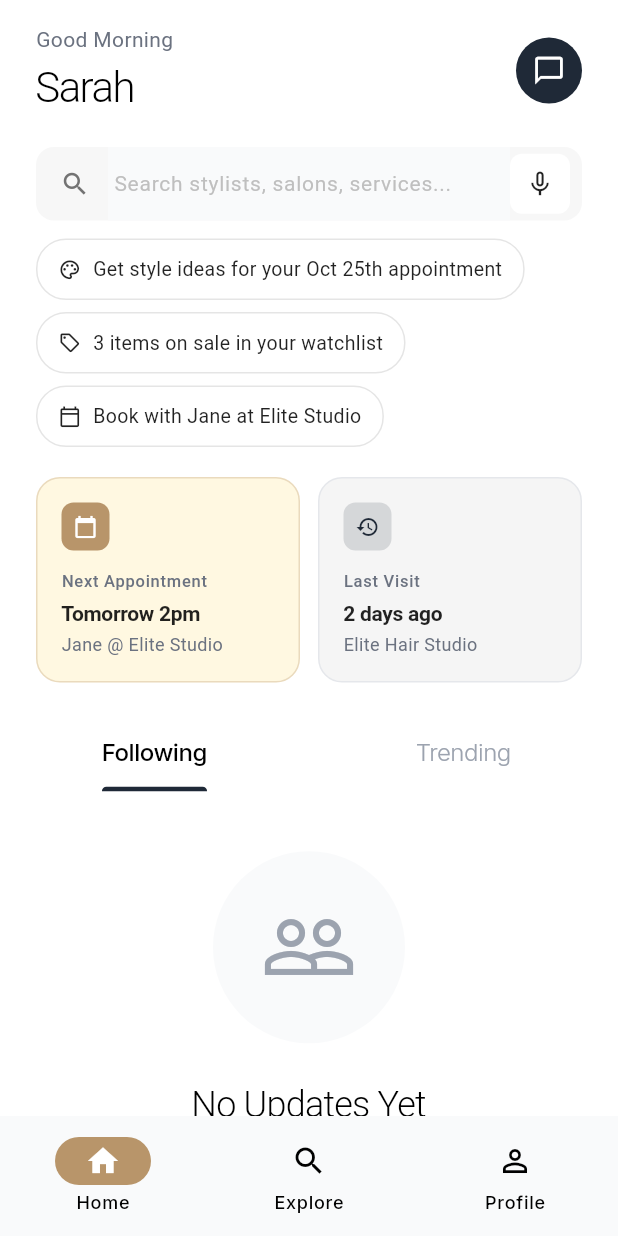
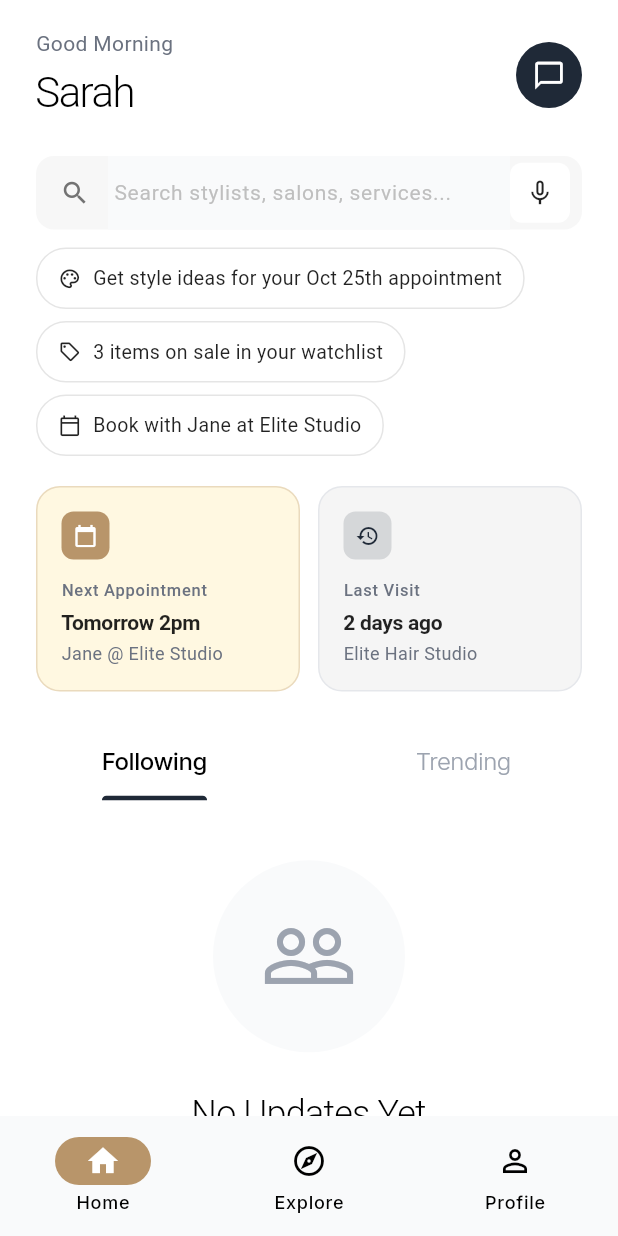
Before and after one commit to qunexadmin/Zelus, a Flutter app: the HomeScreen screen opened by its route, on a phone screen of 412 x 824 dp. Run offline on Flutter 3.47's test engine with Material 3 defaults, Android fonts, the phone set to English and light mode, and no system bars; our stand-ins replace cached_network_image, dio, flutter_riverpod, freezed_annotation, go_router, google_fonts and 4 more; accounts and stored records are empty; generated files the repository leaves out were written again; network calls fail.

Commit message:
Update PROJECT_OVERVIEW.md and refine app branding for ZELUS
- Enhanced PROJECT_OVERVIEW.md to include optional app icon setup instructions and updated design descriptions.
- Changed app name from "zelux" to "ZELUS" for consistent branding across the application.
- Implemented custom app icon configuration in pubspec.yaml and AndroidManifest.xml for improved visual identity.
- Refined login page by removing the "Welcome back" message and fixing Google icon visibility for a cleaner look.
- Adjusted toolbar heights in DiscoverTab and ExploreScreen for better UI consistency.
- Removed the trending styles section from the DiscoverTab to streamline content presentation.

```diff
--- a/mobile/lib/features/screens/discover_tab.dart
+++ b/mobile/lib/features/screens/discover_tab.dart
@@ -90,7 +90,7 @@ class _DiscoverTabState extends ConsumerState<DiscoverTab> with SingleTickerProv
                 pinned: true,
                 floating: false,
                 expandedHeight: 0,
-                toolbarHeight: 90,
+                toolbarHeight: 96,
                 shadowColor: Colors.transparent,
                 surfaceTintColor: Colors.transparent,
                 // Border removed for cleaner look
@@ -224,65 +224,6 @@ class _DiscoverTabState extends ConsumerState<DiscoverTab> with SingleTickerProv
 
                 // Special Offers Section
                 _buildSpecialOffers(),
-
-                const SizedBox(height: 32),
-
-                // Trending Styles with Images
-                Padding(
-                  padding: const EdgeInsets.symmetric(horizontal: 24),
-                  child: Row(
-                    mainAxisAlignment: MainAxisAlignment.spaceBetween,
-                    children: [
-                      const Text(
-                        'Trending This Week',
-                        style: TextStyle(
-                          fontSize: 24,
-                          fontWeight: FontWeight.w300,
-                          color: Colors.black,
-                          letterSpacing: -0.5,
-                        ),
-                      ),
-                      TextButton(
-                        onPressed: () {
-                          HapticFeedback.lightImpact();
-                          context.push('/trending');
-                        },
-                        style: TextButton.styleFrom(
-                          foregroundColor: AppTheme.primaryColor,
-                          padding: EdgeInsets.zero,
-                        ),
-                        child: const Text(
-                          'View All',
-                          style: TextStyle(
-                            fontSize: 15,
-                            fontWeight: FontWeight.w500,
-                          ),
-                        ),
-                      ),
-                    ],
-                  ),
-                ),
-
-                const SizedBox(height: 16),
-
-                // Trending Grid with better visuals
-                Padding(
-                  padding: const EdgeInsets.symmetric(horizontal: 24),
-                  child: GridView.count(
-                    crossAxisCount: 2,
-                    shrinkWrap: true,
-                    physics: const NeverScrollableScrollPhysics(),
-                    mainAxisSpacing: 16,
-                    crossAxisSpacing: 16,
-                    childAspectRatio: 0.85,
-                    children: [
-                      _buildTrendingCard('Summer Waves', '2.3k', '🌊', Colors.blue.shade50),
-                      _buildTrendingCard('Bold Highlights', '1.8k', '✨', Colors.amber.shade50),
-                      _buildTrendingCard('Sleek Bob', '1.5k', '💁‍♀️', Colors.pink.shade50),
-                      _buildTrendingCard('Natural Curls', '1.2k', '🌀', Colors.purple.shade50),
-                    ],
-                  ),
-                ),
 
                 const SizedBox(height: 32),
 
@@ -1498,96 +1439,6 @@ class _DiscoverTabState extends ConsumerState<DiscoverTab> with SingleTickerProv
     );
   }
 
-  Widget _buildTrendingCard(String title, String saves, String emoji, Color bgColor) {
-    return InkWell(
-      onTap: () {
-        HapticFeedback.mediumImpact();
-        context.push('/trending');
-      },
-      borderRadius: BorderRadius.circular(16),
-      child: Container(
-        decoration: BoxDecoration(
-          color: bgColor,
-          borderRadius: BorderRadius.circular(16),
-          border: Border.all(color: AppTheme.borderLight, width: 1),
-        ),
-        child: Column(
-          crossAxisAlignment: CrossAxisAlignment.start,
-          children: [
-            Expanded(
-              child: Container(
-                decoration: BoxDecoration(
-                  color: bgColor,
-                  borderRadius: const BorderRadius.only(
-                    topLeft: Radius.circular(16),
-                    topRight: Radius.circular(16),
-                  ),
-                ),
-                child: Stack(
-                  children: [
-                    Center(
-                      child: Text(
-                        emoji,
-                        style: const TextStyle(fontSize: 64),
-                      ),
-                    ),
-                    Positioned(
-                      top: 12,
-                      right: 12,
-                      child: Container(
-                        padding: const EdgeInsets.all(6),
-                        decoration: const BoxDecoration(
-                          color: Colors.white,
-                          shape: BoxShape.circle,
-                        ),
-                        child: const Icon(
-                          Icons.bookmark_border,
-                          size: 18,
-                          color: Colors.black,
-                        ),
-                      ),
-                    ),
-                  ],
-                ),
-              ),
-            ),
-            Padding(
-              padding: const EdgeInsets.all(14),
-              child: Column(
-                crossAxisAlignment: CrossAxisAlignment.start,
-                children: [
-                  Text(
-                    title,
-                    style: const TextStyle(
-                      fontWeight: FontWeight.w500,
-                      fontSize: 16,
-                      color: Colors.black,
-                    ),
-                  ),
-                  const SizedBox(height: 6),
-                  Row(
-                    children: [
-                      const Icon(Icons.favorite, size: 15, color: AppTheme.errorColor),
-                      const SizedBox(width: 6),
-                      Text(
-                        '$saves saves',
-                        style: const TextStyle(
-                          fontSize: 13,
-                          color: AppTheme.textSecondary,
-                          fontWeight: FontWeight.w400,
-                        ),
-                      ),
-                    ],
-                  ),
-                ],
-              ),
-            ),
-          ],
-        ),
-      ),
-    );
-  }
-
   // SEARCH BOX WITH VOICE AND SUGGESTIONS
 
   Widget _buildSmartQuickActionsRow() {
--- a/mobile/lib/features/screens/explore_screen.dart
+++ b/mobile/lib/features/screens/explore_screen.dart
@@ -97,7 +97,7 @@ class _ExploreScreenState extends ConsumerState<ExploreScreen> with SingleTicker
               pinned: true,
               floating: false,
               expandedHeight: 0,
-              toolbarHeight: 110,
+              toolbarHeight: 116,
               shadowColor: Colors.transparent,
               surfaceTintColor: Colors.transparent,
               flexibleSpace: Padding(
--- a/mobile/lib/features/screens/home_screen.dart
+++ b/mobile/lib/features/screens/home_screen.dart
@@ -42,8 +42,8 @@ class _HomeScreenState extends ConsumerState<HomeScreen> {
             label: 'Home',
           ),
           NavigationDestination(
-            icon: Icon(Icons.search),
-            selectedIcon: Icon(Icons.search),
+            icon: Icon(Icons.explore_outlined),
+            selectedIcon: Icon(Icons.explore),
             label: 'Explore',
           ),
           NavigationDestination(
```
Also changed, not shown: mobile/lib/features/screens/login_screen.dart (+12 -35 lines), mobile/pubspec.yaml (+10 -1 lines), 4 other files.
